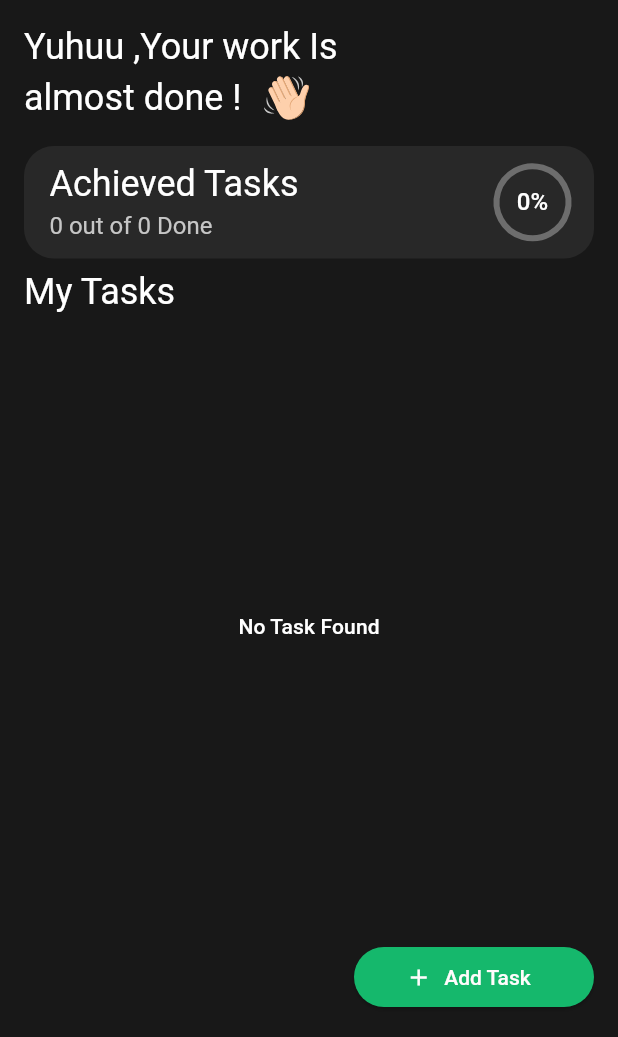
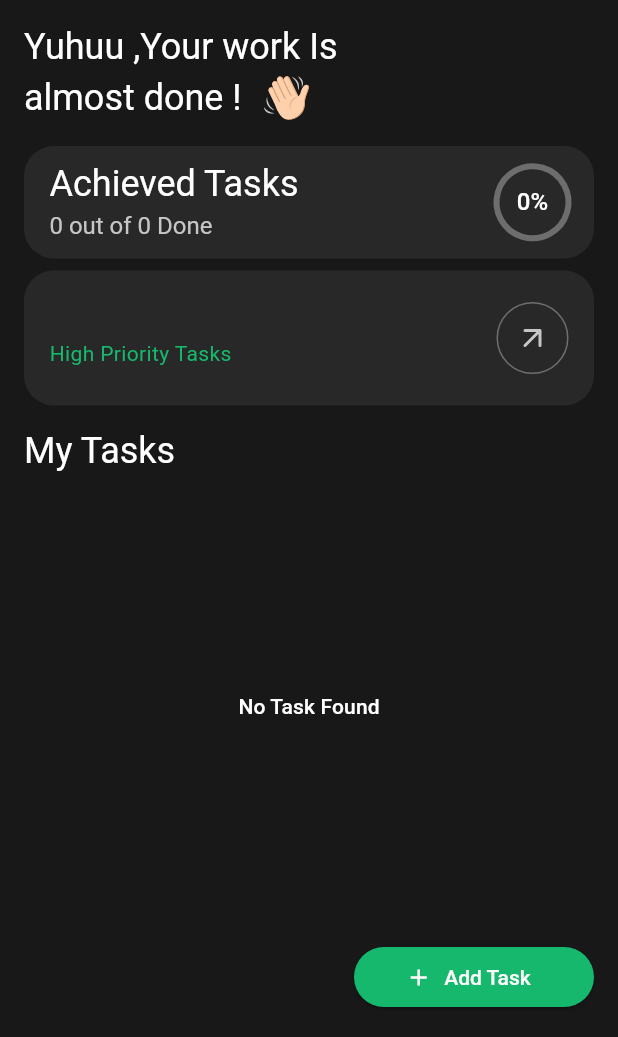
Before and after one commit to MonicaSaeed/Flutter-Tasky-Project, a Flutter app: the TasksScreen screen opened directly, on a phone screen of 412 x 824 dp, the part 199-1236 px from its top. Run offline on Flutter 3.47's test engine with Material 3 defaults, Android fonts, the phone set to English and light mode, and no system bars; our stand-ins replace flutter_svg, shared_preferences; accounts and stored records are empty.

Commit message:
add high priority screen and wedgit

```diff
--- a/tasky_project/lib/core/components/task_item_widget.dart
+++ b/tasky_project/lib/core/components/task_item_widget.dart
@@ -1,6 +1,6 @@
 import 'package:flutter/material.dart';
 
-import '../models/task_model.dart';
+import '../../features/tasks/task_model.dart';
 import '../theme/theme_controller.dart';
 import 'custom_check_box.dart';
 
--- a/tasky_project/lib/core/components/task_list_widget.dart
+++ b/tasky_project/lib/core/components/task_list_widget.dart
@@ -1,6 +1,6 @@
 import 'package:flutter/material.dart';
 
-import '../models/task_model.dart';
+import '../../features/tasks/task_model.dart';
 import 'task_item_widget.dart';
 
 class TaskListWidget extends StatelessWidget {
--- a/tasky_project/lib/features/add_tasks/add_task_screen.dart
+++ b/tasky_project/lib/features/add_tasks/add_task_screen.dart
@@ -1,7 +1,7 @@
 import 'package:flutter/material.dart';
 import 'package:provider/provider.dart';
 import 'package:tasky_project/core/components/custom_form_field.dart';
-import 'package:tasky_project/core/models/task_model.dart';
+import 'package:tasky_project/features/tasks/task_model.dart';
 import 'package:tasky_project/features/tasks/tasks_controller.dart';
 
 class AddTaskScreen extends StatefulWidget {
--- a/tasky_project/lib/features/home/tasks_screen.dart
+++ b/tasky_project/lib/features/home/tasks_screen.dart
@@ -2,6 +2,7 @@ import 'package:flutter/material.dart';
 import 'package:flutter_svg/flutter_svg.dart';
 import 'package:provider/provider.dart';
 import 'package:tasky_project/features/home/wedgits/analysis_achived_tasks.dart';
+import 'package:tasky_project/features/home/wedgits/high_priority_tasks.dart';
 
 import '../../core/components/task_list_widget.dart';
 import '../../core/constants/storage_key.dart';
@@ -30,7 +31,7 @@ class _TasksScreenState extends State<TasksScreen> {
         child: Column(
           crossAxisAlignment: CrossAxisAlignment.start,
           children: [
-            SizedBox(height: 70),
+            const SizedBox(height: 70),
             Row(
               children: [
                 SvgPicture.asset(
@@ -49,11 +50,11 @@ class _TasksScreenState extends State<TasksScreen> {
                         style: Theme.of(context).textTheme.displaySmall),
                   ],
                 ),
-                SizedBox(width: 32),
+                const SizedBox(width: 32),
                 Container(
                   width: 42,
                   height: 42,
-                  decoration: BoxDecoration(
+                  decoration: const BoxDecoration(
                     shape: BoxShape.circle,
                   ),
                   child: Center(
@@ -66,12 +67,12 @@ class _TasksScreenState extends State<TasksScreen> {
                 )
               ],
             ),
-            SizedBox(height: 16),
+            const SizedBox(height: 16),
             Text(
               'Yuhuu ,Your work Is',
               style: Theme.of(context).textTheme.displayMedium,
             ),
-            SizedBox(height: 4),
+            const SizedBox(height: 4),
             Row(
               children: [
                 Text(
@@ -89,6 +90,12 @@ class _TasksScreenState extends State<TasksScreen> {
             const SizedBox(height: 16),
             const AnalysisAchievedTasks(),
             const SizedBox(height: 8),
+            Consumer<TasksController>(
+              builder: (context, tasksController, child) {
+                return const HighPriorityTasksWidget();
+              },
+            ),
+            const SizedBox(height: 16),
             Text(
               'My Tasks',
               style: Theme.of(context).textTheme.displayMedium,
@@ -111,12 +118,12 @@ class _TasksScreenState extends State<TasksScreen> {
                       );
               }),
             ),
-            SizedBox(height: 16),
+            const SizedBox(height: 16),
             Row(
               mainAxisAlignment: MainAxisAlignment.end,
               children: [
                 ElevatedButton.icon(
-                  icon: Icon(Icons.add, size: 18),
+                  icon: const Icon(Icons.add, size: 18),
                   onPressed: () {
                     Navigator.push(
                       context,
@@ -125,9 +132,9 @@ class _TasksScreenState extends State<TasksScreen> {
                       ),
                     );
                   },
-                  label: Text('Add Task'),
+                  label: const Text('Add Task'),
                   style: ElevatedButton.styleFrom(
-                    fixedSize: Size(160, 40),
+                    fixedSize: const Size(160, 40),
                   ),
                 ),
               ],
--- /dev/null
+++ b/tasky_project/lib/features/home/wedgits/high_priority_tasks.dart
@@ -0,0 +1,120 @@
+import 'package:flutter/material.dart';
+import 'package:flutter_svg/svg.dart';
+import 'package:provider/provider.dart';
+import 'package:tasky_project/features/tasks/tasks_controller.dart';
+
+import '../../../core/components/custom_check_box.dart';
+import '../../../core/theme/theme_controller.dart';
+import '../../tasks/high_priority_tasks_screen.dart';
+
+class HighPriorityTasksWidget extends StatelessWidget {
+  const HighPriorityTasksWidget({super.key});
+
+  @override
+  Widget build(BuildContext context) {
+    return Consumer<TasksController>(
+      builder:
+          (BuildContext context, TasksController controller, Widget? child) {
+        final tasksList = controller.tasks;
+
+        return Container(
+          decoration: BoxDecoration(
+            color: Theme.of(context).colorScheme.primaryContainer,
+            borderRadius: BorderRadius.circular(20),
+            border: Border.all(
+              color: ThemeController.isDark()
+                  ? Colors.transparent
+                  : const Color(0xFFD1DAD6),
+            ),
+          ),
+          padding: const EdgeInsets.symmetric(vertical: 16, horizontal: 16),
+          child: Row(
+            crossAxisAlignment: CrossAxisAlignment.end,
+            children: [
+              Expanded(
+                child: Column(
+                  crossAxisAlignment: CrossAxisAlignment.start,
+                  children: [
+                    const Text(
+                      'High Priority Tasks',
+                      style: TextStyle(
+                        color: Color(0xFF15B86C),
+                        fontSize: 14,
+                      ),
+                    ),
+                    const SizedBox(height: 8),
+                    ...controller.tasks.reversed
+                        .where((e) => e.isHighPriority)
+                        .take(4)
+                        .map((task) => Row(
+                              children: [
+                                CustomCheckBox(
+                                  value: task.isCompleted,
+                                  onChanged: (bool? value) {
+                                    controller.changeTaskStatus(
+                                        task.id, value ?? false);
+                                  },
+                                ),
+                                Flexible(
+                                  child: Text(
+                                    task.name,
+                                    style: task.isCompleted
+                                        ? Theme.of(context)
+                                            .textTheme
+                                            .headlineMedium!
+                                            .copyWith(
+                                              decoration:
+                                                  TextDecoration.lineThrough,
+                                            )
+                                        : Theme.of(context)
+                                            .textTheme
+                                            .headlineMedium,
+                                    maxLines: 1,
+                                  ),
+                                ),
+                              ],
+                            ))
+                        .toList(),
+                  ],
+                ),
+              ),
+              GestureDetector(
+                onTap: () async {
+                  await Navigator.push(
+                    context,
+                    MaterialPageRoute(
+                      builder: (BuildContext context) {
+                        return const HighPriorityTasksScreen();
+                      },
+                    ),
+                  );
+                },
+                child: Container(
+                  height: 56,
+                  width: 48,
+                  padding: const EdgeInsets.all(8),
+                  decoration: BoxDecoration(
+                    color: Theme.of(context).colorScheme.primaryContainer,
+                    shape: BoxShape.circle,
+                    border: Border.all(
+                      color: ThemeController.isDark()
+                          ? const Color(0xFF6E6E6E)
+                          : const Color(0xFFD1DAD6),
+                    ),
+                  ),
+                  child: Center(
+                    child: SvgPicture.asset(
+                      'assets/images/arrow-up-right.svg',
+                      width: 24,
+                      height: 24,
+                    ),
+                  ),
+                ),
+              ),
+            ],
+          ),
+        );
+      },
+    );
+  }
+}
--- a/tasky_project/lib/features/tasks/tasks_controller.dart
+++ b/tasky_project/lib/features/tasks/tasks_controller.dart
@@ -3,8 +3,8 @@ import 'dart:convert';
 import 'package:flutter/cupertino.dart';
 
 import '../../core/constants/storage_key.dart';
-import '../../core/models/task_model.dart';
 import '../../core/services/preferences_manager.dart';
+import 'task_model.dart';
 
 class TasksController with ChangeNotifier {
   List<TaskModel> tasks = [];
```
Also changed, not shown: tasky_project/lib/features/tasks/high_priority_tasks_screen.dart (added, +53 -0 lines), tasky_project/assets/images/arrow-up-right.svg (added), tasky_project/lib/features/tasks/task_model.dart (renamed from tasky_project/lib/core/models/task_model.dart).
